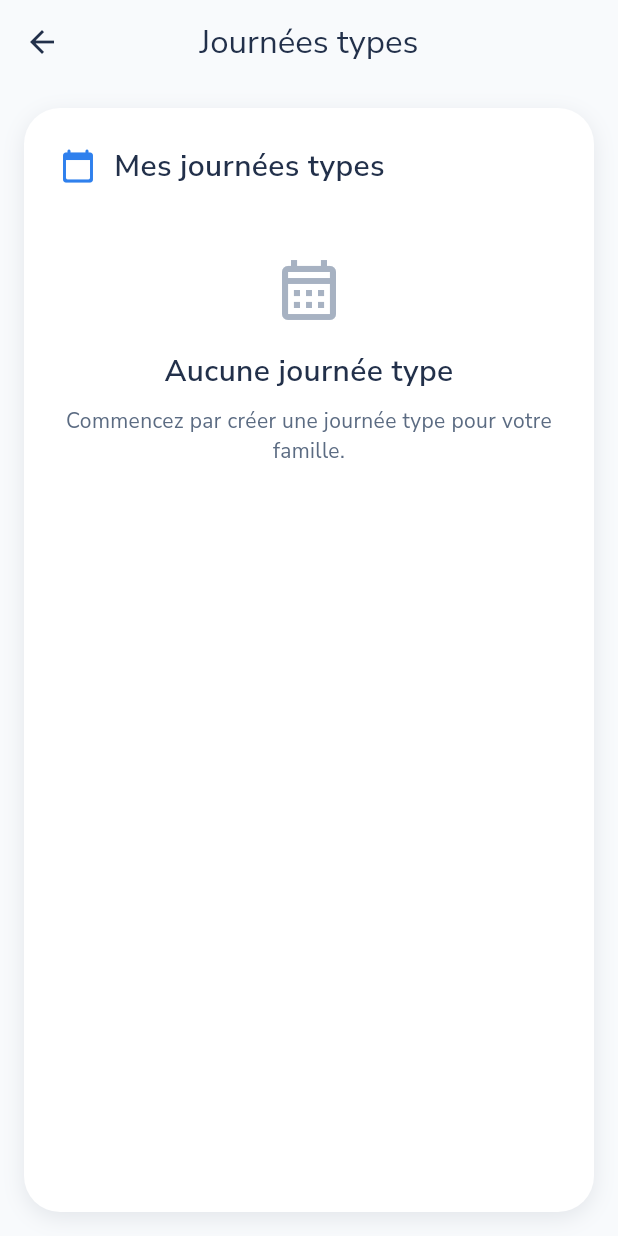
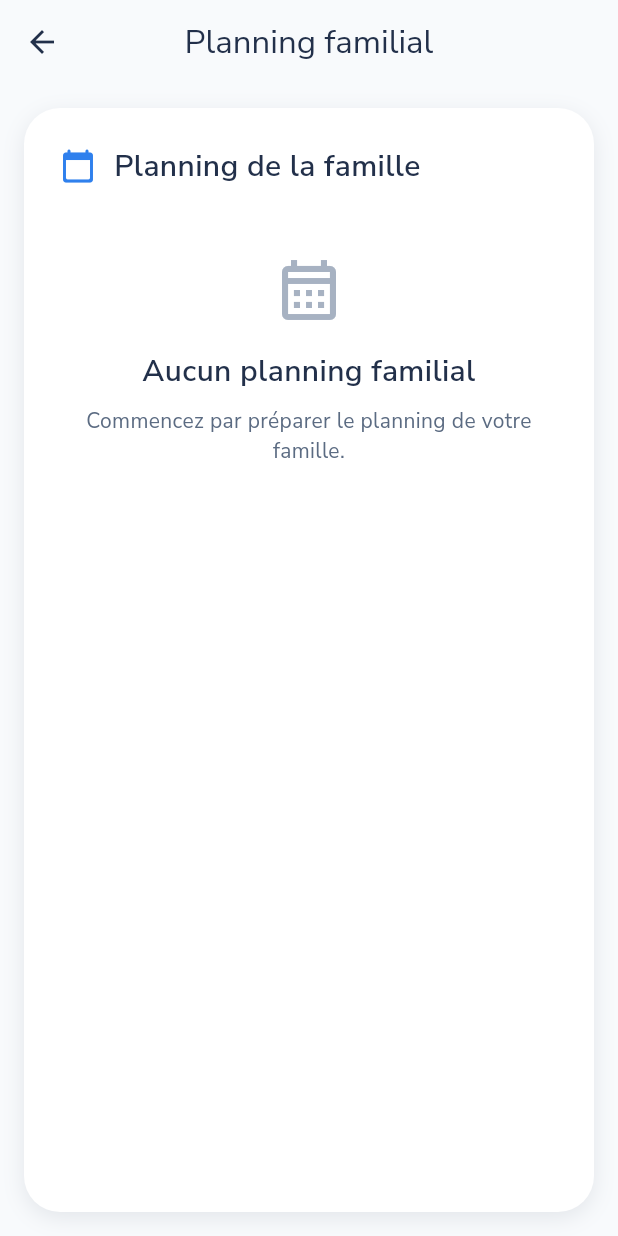
Before and after one commit to ludotcc/boussole, a Flutter app: the DayTypesPage screen opened directly, on a phone screen of 412 x 824 dp. Run offline on Flutter 3.47's test engine with Material 3 defaults, Android fonts, the phone set to English and light mode, and no system bars; our stand-ins replace cloud_firestore, firebase_auth, firebase_core, flutter_animate, flutter_riverpod, go_router and 1 more; accounts and stored records are empty.

Commit message:
Sprint 10.5 - Alignement planning familial

```diff
--- a/lib/core/app_assets.dart
+++ b/lib/core/app_assets.dart
@@ -88,6 +88,9 @@ class AppAssets {
 
   static const String homework = 'assets/images/objects/homework.png';
 
+  static const String householdTasks =
+      'assets/images/objects/household_tasks.png';
+
   static const String meal = 'assets/images/objects/meal.png';
 
   static const String pants = 'assets/images/objects/pants.png';
@@ -100,6 +103,8 @@ class AppAssets {
 
   static const String videoGames = 'assets/images/objects/video_games.png';
 
+  static const String freeTime = 'assets/images/objects/free_time.png';
+
   // ---------------------------------------------------------------------------
   // Récompenses
   // ---------------------------------------------------------------------------
--- a/lib/models/moment_model.dart
+++ b/lib/models/moment_model.dart
@@ -19,7 +19,7 @@ class MomentModel {
   /// Exemples : momentMorning, momentMeal...
   final String colorKey;
 
-  /// Position dans la journée.
+  /// Position dans le planning familial.
   final int position;
 
   /// Ce moment ouvre une routine.
--- a/lib/pages/dashboard_page.dart
+++ b/lib/pages/dashboard_page.dart
@@ -52,7 +52,7 @@ class DashboardPage extends ConsumerWidget {
                     context.push('/planner');
                   },
                   icon: const Icon(Icons.calendar_today),
-                  label: const Text("Organisation de la journée"),
+                  label: const Text("Planning familial"),
                 ),
               ),
 
--- a/lib/pages/day_types_page.dart
+++ b/lib/pages/day_types_page.dart
@@ -13,50 +13,50 @@ class DayTypesPage extends ConsumerWidget {
 
   @override
   Widget build(BuildContext context, WidgetRef ref) {
-    final dayTypesAsync = ref.watch(dayTypesProvider);
+    final familyPlanningsAsync = ref.watch(familyPlanningsProvider);
 
     return Scaffold(
-      appBar: AppBar(title: const Text('Journées types')),
+      appBar: AppBar(title: const Text('Planning familial')),
       body: Padding(
         padding: const EdgeInsets.all(16),
         child: SectionCard(
-          title: 'Mes journées types',
+          title: 'Planning de la famille',
           icon: Icons.calendar_today_rounded,
-          child: dayTypesAsync.when(
+          child: familyPlanningsAsync.when(
             loading: () => const LoadingCard(),
 
             error: (error, stackTrace) => EmptyState(
               icon: Icons.error_outline,
-              title: 'Impossible de charger les journées.',
+              title: 'Impossible de charger le planning.',
               message: error.toString(),
             ),
 
-            data: (dayTypes) {
-              if (dayTypes.isEmpty) {
+            data: (familyPlannings) {
+              if (familyPlannings.isEmpty) {
                 return const EmptyState(
                   icon: Icons.calendar_month_outlined,
-                  title: 'Aucune journée type',
+                  title: 'Aucun planning familial',
                   message:
-                      'Commencez par créer une journée type pour votre famille.',
+                      'Commencez par préparer le planning de votre famille.',
                 );
               }
 
               return ListView.separated(
                 shrinkWrap: true,
                 physics: const NeverScrollableScrollPhysics(),
-                itemCount: dayTypes.length,
+                itemCount: familyPlannings.length,
                 separatorBuilder: (_, _) => const SizedBox(height: 12),
                 itemBuilder: (context, index) {
-                  final DayTypeModel dayType = dayTypes[index];
+                  final DayTypeModel planning = familyPlannings[index];
 
                   return ListTile(
                     contentPadding: EdgeInsets.zero,
                     leading: const CircleAvatar(
                       child: Icon(Icons.calendar_today),
                     ),
-                    title: Text(dayType.name, style: AppTextStyles.cardTitle),
-                    subtitle: Text(dayType.type),
-                    trailing: dayType.active
+                    title: Text(planning.name, style: AppTextStyles.cardTitle),
+                    subtitle: Text(_planningSubtitle(planning.type)),
+                    trailing: planning.active
                         ? const Icon(Icons.check_circle, color: Colors.green)
                         : const Icon(
                             Icons.pause_circle_outline,
@@ -72,3 +72,13 @@ class DayTypesPage extends ConsumerWidget {
     );
   }
 }
+
+String _planningSubtitle(String type) {
+  switch (type) {
+    case 'family_planning':
+    case 'default':
+      return 'Planning personnalisable';
+    default:
+      return 'Planning importé';
+  }
+}
--- a/lib/providers/day_exceptions_provider.dart
+++ b/lib/providers/day_exceptions_provider.dart
@@ -40,7 +40,7 @@ class DayExceptionSaveNotifier extends FamilyActionNotifier {
 
   Future<void> saveDayException({
     required DateTime date,
-    required String dayTypeId,
+    required String familyPlanningId,
     required List<String> momentIds,
   }) {
     return runFamilyAction((familyId) async {
@@ -49,7 +49,7 @@ class DayExceptionSaveNotifier extends FamilyActionNotifier {
           .saveDayException(
             familyId: familyId,
             date: date,
-            dayTypeId: dayTypeId,
+            familyPlanningId: familyPlanningId,
             momentIds: momentIds,
           );
 
--- a/lib/providers/day_types_provider.dart
+++ b/lib/providers/day_types_provider.dart
@@ -4,7 +4,7 @@ import '../models/day_type_model.dart';
 import 'family_provider.dart';
 import 'session_provider.dart';
 
-final dayTypesProvider = FutureProvider<List<DayTypeModel>>((ref) async {
+final familyPlanningsProvider = FutureProvider<List<DayTypeModel>>((ref) async {
   final session = ref.watch(sessionProvider);
 
   if (session == null) {
@@ -13,5 +13,7 @@ final dayTypesProvider = FutureProvider<List<DayTypeModel>>((ref) async {
 
   final repository = ref.watch(familyRepositoryProvider);
 
-  return repository.getDayTypes(familyId: session.familyId);
+  return repository.getFamilyPlannings(familyId: session.familyId);
 });
+
+final dayTypesProvider = familyPlanningsProvider;
```
Also changed, not shown: lib/models/day_exception_model.dart (+6 -2 lines), lib/models/day_type_model.dart (+4 -3 lines), lib/pages/day_planner_page.dart (+94 -46 lines), lib/pages/edit_moment_page.dart (+12 -12 lines), lib/providers/moments_provider.dart (+4 -4 lines), lib/repositories/family_repository.dart (+144 -29 lines), assets/images/objects/free_time.png (added), assets/images/objects/household_tasks.png (added), 2 other files.
